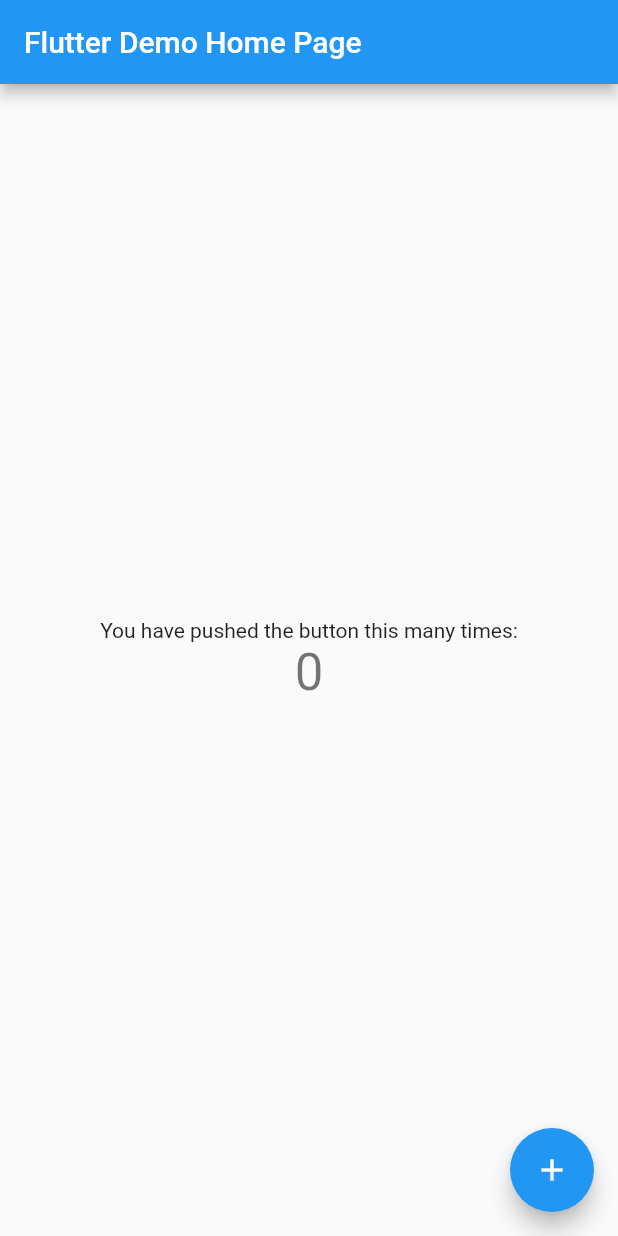
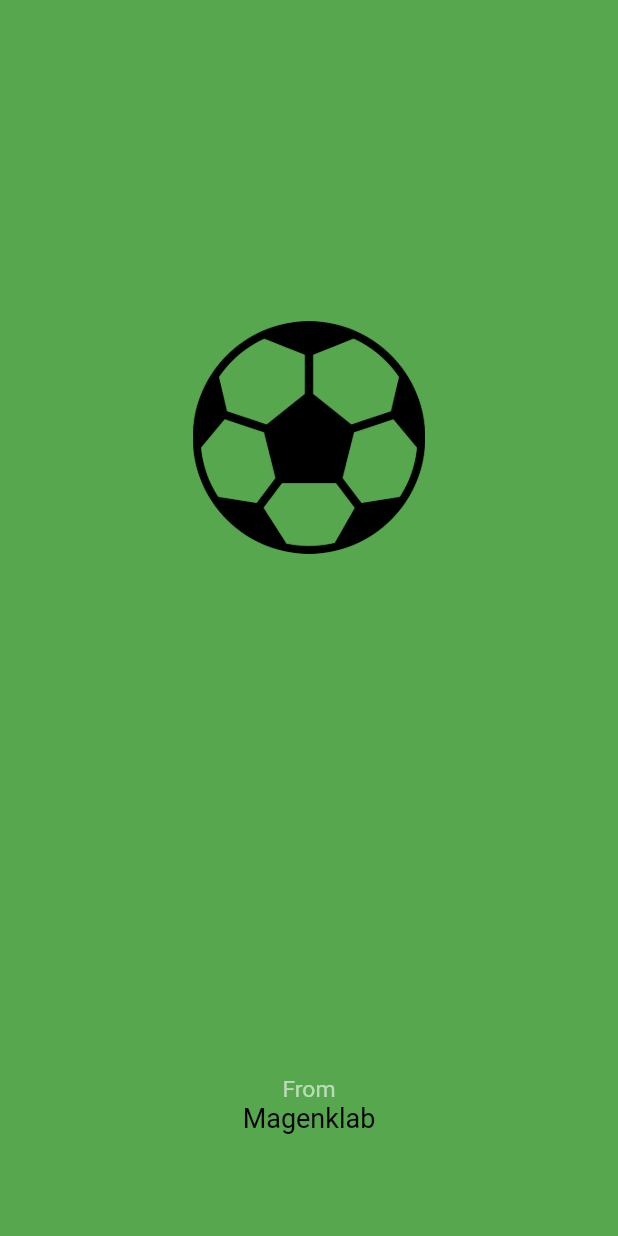
Before and after one commit to magenklab/sewakeun, a Flutter app: the first screen one second after launch, on a phone screen of 412 x 824 dp. Run offline on Flutter 3.47's test engine with Material 2 defaults, Android fonts, the phone set to English and light mode, and no system bars.

```diff
--- a/lib/main.dart
+++ b/lib/main.dart
@@ -1,111 +1,34 @@
 import 'package:flutter/material.dart';
+import 'package:sewakeun/pages/home.dart';
+import 'package:sewakeun/pages/splashscreen.dart';
+import 'package:sewakeun/pages/lapangan.dart';
+import 'package:sewakeun/pages/pertandingan.dart';
+import 'package:sewakeun/pages/berita.dart';
 
-void main() => runApp(MyApp());
+void main() {
+  return runApp( MyApp ());
+}
 
 class MyApp extends StatelessWidget {
-  // This widget is the root of your application.
   @override
   Widget build(BuildContext context) {
     return MaterialApp(
-      title: 'Flutter Demo',
+       debugShowCheckedModeBanner: false,
+      title: 'Sewakeun',
+      home: SplashScreenPage(),
+      routes: <String, WidgetBuilder>{
+        '/homepage': (BuildContext context) => HomePage(),
+        '/lapangan': (BuildContext context) => LapanganPage(),
+        '/pertandingan': (BuildContext context) => PertandinganPage(),
+        '/berita': (BuildContext context) => BeritaPage(),
+      },
       theme: ThemeData(
-        // This is the theme of your application.
-        //
-        // Try running your application with "flutter run". You'll see the
-        // application has a blue toolbar. Then, without quitting the app, try
-        // changing the primarySwatch below to Colors.green and then invoke
-        // "hot reload" (press "r" in the console where you ran "flutter run",
-        // or simply save your changes to "hot reload" in a Flutter IDE).
-        // Notice that the counter didn't reset back to zero; the application
-        // is not restarted.
-        primarySwatch: Colors.blue,
+        primaryColor: Color(0xFF56A74D),
+        primaryColorLight: Colors.amber[400],
+        primaryIconTheme:
+            Theme.of(context).primaryIconTheme.copyWith(color: Colors.white),
+        primaryTextTheme: TextTheme(title: TextStyle(color: Colors.white)),
       ),
-      home: MyHomePage(title: 'Flutter Demo Home Page'),
     );
   }
 }
-
-class MyHomePage extends StatefulWidget {
-  MyHomePage({Key key, this.title}) : super(key: key);
-
-  // This widget is the home page of your application. It is stateful, meaning
-  // that it has a State object (defined below) that contains fields that affect
-  // how it looks.
-
-  // This class is the configuration for the state. It holds the values (in this
-  // case the title) provided by the parent (in this case the App widget) and
-  // used by the build method of the State. Fields in a Widget subclass are
-  // always marked "final".
-
-  final String title;
-
-  @override
-  _MyHomePageState createState() => _MyHomePageState();
-}
-
-class _MyHomePageState extends State<MyHomePage> {
-  int _counter = 0;
-
-  void _incrementCounter() {
-    setState(() {
-      // This call to setState tells the Flutter framework that something has
-      // changed in this State, which causes it to rerun the build method below
-      // so that the display can reflect the updated values. If we changed
-      // _counter without calling setState(), then the build method would not be
-      // called again, and so nothing would appear to happen.
-      _counter++;
-    });
-  }
-
-  @override
-  Widget build(BuildContext context) {
-    // This method is rerun every time setState is called, for instance as done
-    // by the _incrementCounter method above.
-    //
-    // The Flutter framework has been optimized to make rerunning build methods
-    // fast, so that you can just rebuild anything that needs updating rather
-    // than having to individually change instances of widgets.
-    return Scaffold(
-      appBar: AppBar(
-        // Here we take the value from the MyHomePage object that was created by
-        // the App.build method, and use it to set our appbar title.
-        title: Text(widget.title),
-      ),
-      body: Center(
-        // Center is a layout widget. It takes a single child and positions it
-        // in the middle of the parent.
-        child: Column(
-          // Column is also a layout widget. It takes a list of children and
-          // arranges them vertically. By default, it sizes itself to fit its
-          // children horizontally, and tries to be as tall as its parent.
-          //
-          // Invoke "debug painting" (press "p" in the console, choose the
-          // "Toggle Debug Paint" action from the Flutter Inspector in Android
-          // Studio, or the "Toggle Debug Paint" command in Visual Studio Code)
-          // to see the wireframe for each widget.
-          //
-          // Column has various properties to control how it sizes itself and
-          // how it positions its children. Here we use mainAxisAlignment to
-          // center the children vertically; the main axis here is the vertical
-          // axis because Columns are vertical (the cross axis would be
-          // horizontal).
-          mainAxisAlignment: MainAxisAlignment.center,
-          children: <Widget>[
-            Text(
-              'You have pushed the button this many times:',
-            ),
-            Text(
-              '$_counter',
-              style: Theme.of(context).textTheme.display1,
-            ),
-          ],
-        ),
-      ),
-      floatingActionButton: FloatingActionButton(
-        onPressed: _incrementCounter,
-        tooltip: 'Increment',
-        child: Icon(Icons.add),
-      ), // This trailing comma makes auto-formatting nicer for build methods.
-    );
-  }
-}
--- /dev/null
+++ b/lib/pages/splashscreen.dart
@@ -0,0 +1,79 @@
+import 'dart:async';
+import 'package:flutter/material.dart';
+import 'package:sewakeun/utils/colors.dart';
+import 'package:sewakeun/utils/screenutil.dart';
+
+class SplashScreenPage extends StatefulWidget {
+  @override
+  _SplashScreenPageState createState() => _SplashScreenPageState();
+}
+
+class _SplashScreenPageState extends State<SplashScreenPage> {
+  @override
+  void initState() {
+    super.initState();
+    Timer(Duration(seconds: 5),
+        () => Navigator.of(context).pushReplacementNamed('/homepage'));
+  }
+
+  @override
+  Widget build(BuildContext context) {
+    ScreenUtil.instance = ScreenUtil(
+      width: MediaQuery.of(context).size.width,
+      height: MediaQuery.of(context).size.height,
+      allowFontScaling: true,
+    )..init(context);
+    return Scaffold(
+      body: Stack(
+        fit: StackFit.expand,
+        children: <Widget>[
+          Container(
+            decoration: BoxDecoration(color: TemaApp.greenColor),
+          ),
+          Column(
+            mainAxisAlignment: MainAxisAlignment.start,
+            children: <Widget>[
+              Expanded(
+                flex: 2,
+                child: Column(
+                  mainAxisAlignment: MainAxisAlignment.center,
+                  children: <Widget>[
+                    Padding(padding: EdgeInsets.only(top: ScreenUtil().setHeight(100))),
+                    Image.asset(
+                      "assets/images/football.png",
+                      color: Colors.black,
+                      width: 155.0,
+                      height: 155.0,
+                    ),
+                  ],
+                ),
+              ),
+              Expanded(
+                flex: 1,
+                child: Column(mainAxisAlignment: MainAxisAlignment.center,
+                    // crossAxisAlignment: CrossAxisAlignment.end,
+                    children: <Widget>[
+                      Padding(padding: EdgeInsets.only(bottom: 100.0)),
+                      Text(
+                        "From",
+                        style: TextStyle(
+                          color: Colors.white60,
+                          fontSize: ScreenUtil().setSp(45),
+                        ),
+                      ),
+                      Text(
+                        "Magenklab",
+                        style: TextStyle(
+                          color: Colors.black,
+                          fontSize: 18.0,
+                        ),
+                      ),
+                    ]),
+              )
+            ],
+          )
+        ],
+      ),
+    );
+  }
+}
--- /dev/null
+++ b/lib/utils/colors.dart
@@ -0,0 +1,7 @@
+import 'package:flutter/material.dart';
+
+class TemaApp {
+  static Color greenColor       = Color(0xFF56A74D);
+  static Color greenYoungColor  = Color(0xFF90C52A);
+  static Color moccaColor       = Color(0xFFD6E156);
+}
--- /dev/null
+++ b/lib/utils/screenutil.dart
@@ -0,0 +1,58 @@
+import 'package:flutter/material.dart';
+
+class ScreenUtil {
+  static ScreenUtil instance = new ScreenUtil();
+
+
+  double width;
+  double height;
+  bool allowFontScaling;
+
+  static MediaQueryData _mediaQueryData;
+  static double _screenWidth;
+  static double _screenHeight;
+  static double _pixelRatio;
+  static double _statusBarHeight;
+  static double _bottomBarHeight;
+  static double _textScaleFactor;
+
+  ScreenUtil({
+    this.width ,
+    this.height ,
+    this.allowFontScaling = false,
+  });
+
+  static ScreenUtil getInstance() {
+    return instance;
+  }
+
+  void init(BuildContext context) {
+    MediaQueryData mediaQuery = MediaQuery.of(context);
+    _mediaQueryData = mediaQuery;
+    _pixelRatio = mediaQuery.devicePixelRatio;
+    _screenWidth = mediaQuery.size.width * 0.34;
+    _screenHeight = mediaQuery.size.height * 0.34;
+    _statusBarHeight = mediaQuery.padding.top;
+    _bottomBarHeight = _mediaQueryData.padding.bottom;
+    _textScaleFactor = mediaQuery.textScaleFactor;
+  }
+
+  static MediaQueryData get mediaQueryData => _mediaQueryData;
+  static double get textScaleFactory => _textScaleFactor;
+  static double get pixelRatio => _pixelRatio;
+  static double get screenWidthDp => _screenWidth;
+  static double get screenHeightDp => _screenHeight;
+  static double get screenWidth => _screenWidth * _pixelRatio;
+  static double get screenHeight => _screenHeight * _pixelRatio;
+  static double get statusBarHeight => _statusBarHeight * _pixelRatio;
+  static double get bottomBarHeight => _bottomBarHeight * _pixelRatio;
+
+  get scaleWidth => _screenWidth / instance.width;
+  get scaleHeight => _screenHeight / instance.height;
+  setWidth(int width) => width * scaleWidth;
+  setHeight(int height) => height * scaleHeight;
+
+  setSp(int fontSize) => allowFontScaling
+      ? setWidth(fontSize)
+      : setWidth(fontSize) / _textScaleFactor;
+}
--- a/pubspec.yaml
+++ b/pubspec.yaml
@@ -41,9 +41,8 @@ flutter:
   uses-material-design: true
 
   # To add assets to your application, add an assets section, like this:
-  # assets:
-  #  - images/a_dot_burr.jpeg
-  #  - images/a_dot_ham.jpeg
+  assets:
+   - assets/images/football.png
 
   # An image asset can refer to one or more resolution-specific "variants", see
   # https://flutter.dev/assets-and-images/#resolution-aware.
```
Also changed, not shown: lib/pages/berita.dart (added, +20 -0 lines), lib/pages/home.dart (added, +77 -0 lines), lib/pages/lapangan.dart (added, +20 -0 lines), lib/pages/pertandingan.dart (added, +20 -0 lines), assets/images/football.png (added).
